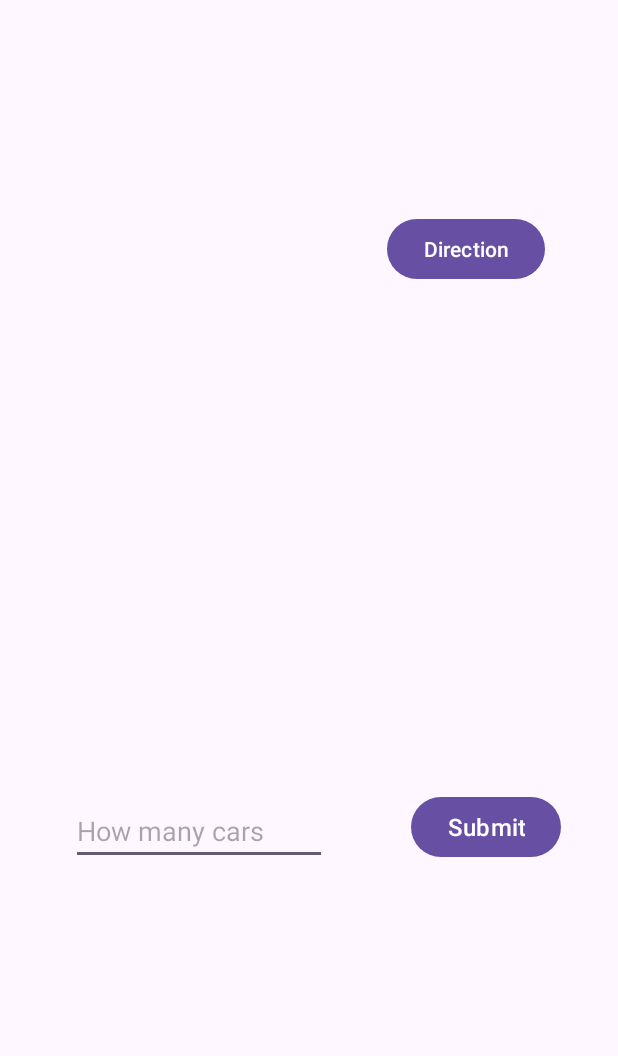
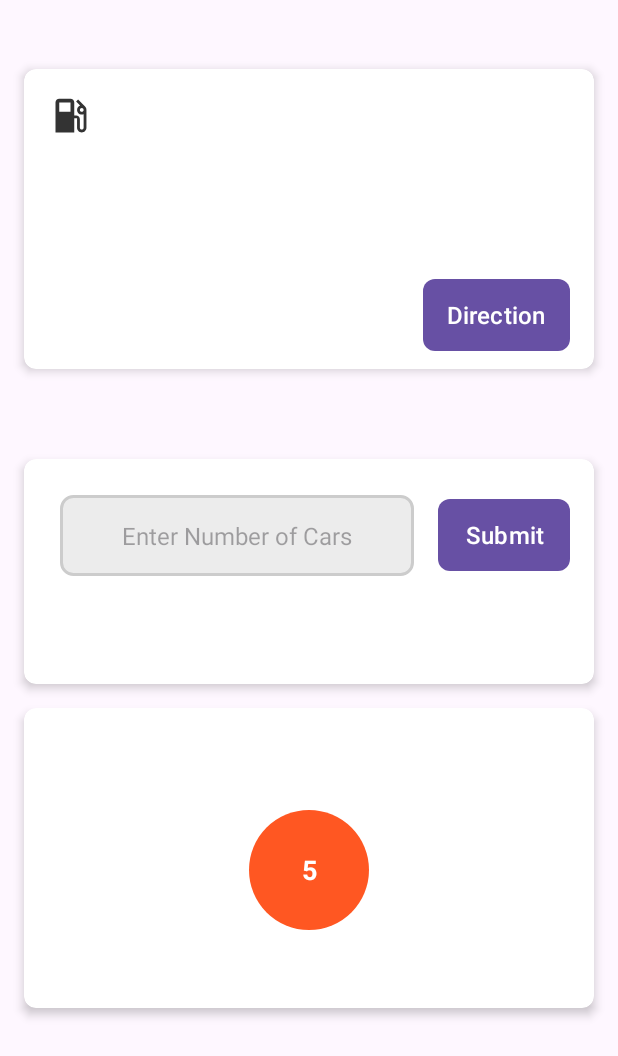
Before and after one commit to yeabb/GST, an Android app: the GasStationDetailsExpand screen opened directly, with no data from a screen before it, on a phone screen of 412 x 824 dp. Shown: the top 1056 px of the screen. Run offline under Robolectric (Android 15) with nearby library versions, the phone set to English and light mode, and no system bars; our stand-ins replace Firebase (no records; nobody signed in at launch, a user with empty details on screens opened directly); 1 statement that could not run was skipped.

Commit message:
Queue length reporter works

```diff
--- a/app/build.gradle.kts
+++ b/app/build.gradle.kts
@@ -54,6 +54,7 @@ dependencies {
     implementation("com.google.firebase:firebase-firestore-ktx:24.8.1")
     implementation(platform("com.google.firebase:firebase-bom:32.3.1"))
     implementation("com.google.firebase:firebase-analytics-ktx")
+    implementation("androidx.swiperefreshlayout:swiperefreshlayout:1.1.0")
     testImplementation("junit:junit:4.13.2")
     androidTestImplementation("androidx.test.ext:junit:1.1.5")
     androidTestImplementation("androidx.test.espresso:espresso-core:3.5.1")
--- a/app/src/main/java/com/example/gst/Gas.kt
+++ b/app/src/main/java/com/example/gst/Gas.kt
@@ -51,9 +51,14 @@ class Gas : Fragment() {
         adapter = GasStationAdapter(gasArrayList)
         gasRecyclerView.adapter = adapter
 
+
         adapter.onItemClickListener = { gasStation ->
             val intent = Intent(requireContext(), GasStationDetailsExpand::class.java)
 
+            // Retrieve the document ID associated with the gas station data
+            val gasStationId = gasStationsWithIds.find { it.second == gasStation }?.first
+
+            intent.putExtra("gasStationId", gasStationId) // Pass the document ID
             intent.putExtra("gasStationName", gasStation.gasStationName)
             intent.putExtra("gasStationAddress", gasStation.gasStationAddress)
             intent.putExtra("gasStationPhone", gasStation.gasStationPhone)
@@ -63,6 +68,9 @@ class Gas : Fragment() {
             startActivity(intent)
         }
     }
+
+    // Store the gas stations with their document IDs
+    private lateinit var gasStationsWithIds: MutableList<Pair<String, GasStationData>>
 
     private fun dataInitialize(userLocation: GeoPoint) {
         gasArrayList = arrayListOf<GasStationData>()
@@ -74,9 +82,16 @@ class Gas : Fragment() {
         collectionReference
             .get()
             .addOnSuccessListener { querySnapshot: QuerySnapshot? ->
+                gasStationsWithIds = mutableListOf()
+
                 querySnapshot?.documents?.forEach { documentSnapshot ->
                     val gasStation = documentSnapshot.toObject(GasStationData::class.java)
-                    gasStation?.let { gasArrayList.add(it) }
+
+                    if (gasStation != null) {
+                        val documentId = documentSnapshot.id
+                        gasStationsWithIds.add(Pair(documentId, gasStation))
+                        gasArrayList.add(gasStation)
+                    }
                 }
 
                 // Sort the gasArrayList by distance
@@ -89,7 +104,7 @@ class Gas : Fragment() {
             }
     }
 
-    //Using haversine formula to calculate the distance between user's location and gas station location
+    // Using haversine formula to calculate the distance between user's location and gas station location
     private fun calculateHaversineDistance(
         location1: GeoPoint,
         location2: GeoPoint
--- a/app/src/main/java/com/example/gst/GasStationAdapter.kt
+++ b/app/src/main/java/com/example/gst/GasStationAdapter.kt
@@ -7,27 +7,34 @@ import android.widget.TextView
 import androidx.recyclerview.widget.RecyclerView
 import com.google.android.material.imageview.ShapeableImageView
 
-
-class GasStationAdapter(private var gasStationsArr: ArrayList<GasStationData>) : RecyclerView.Adapter<GasStationAdapter.GasStationViewHolder>() {
+class GasStationAdapter(private var gasStationsArr: ArrayList<GasStationData>) :
+    RecyclerView.Adapter<GasStationAdapter.GasStationViewHolder>() {
 
     var onItemClickListener: ((GasStationData) -> Unit)? = null
+
     inner class GasStationViewHolder(itemView: View) : RecyclerView.ViewHolder(itemView) {
         val siGasStationImage: ShapeableImageView = itemView.findViewById(R.id.siGasStationImage)
         val tvGasStationName: TextView = itemView.findViewById(R.id.tvGasStationName)
+        val tvGasStationQueueLength: TextView = itemView.findViewById(R.id.tvGasStationQueueLength)
 
-        fun bind (gasStation: GasStationData) {
+        fun bind(gasStation: GasStationData) {
             siGasStationImage.setImageResource(R.drawable.ic_gas)
             tvGasStationName.text = gasStation.gasStationName
+
+            // Set the queue status text based on the data
+            val queueStatusText = gasStation.gasStationQueueLength
+            tvGasStationQueueLength.text = queueStatusText.toString()
 
             itemView.setOnClickListener {
                 onItemClickListener?.invoke(gasStation)
             }
         }
-
     }
 
+
     override fun onCreateViewHolder(parent: ViewGroup, viewType: Int): GasStationViewHolder {
-        val itemView = LayoutInflater.from(parent.context).inflate(R.layout.list_item_gas, parent, false)
+        val itemView = LayoutInflater.from(parent.context)
+            .inflate(R.layout.list_item_gas, parent, false)
         return GasStationViewHolder(itemView)
     }
 
@@ -39,7 +46,11 @@ class GasStationAdapter(private var gasStationsArr: ArrayList<GasStationData>) :
         val currentItem = gasStationsArr[position]
         holder.siGasStationImage.setImageResource(R.drawable.ic_gas)
         holder.tvGasStationName.text = currentItem.gasStationName
+
+        // Set the queue status text based on the data
+        val queueStatusText = currentItem.gasStationQueueLength
+        holder.tvGasStationQueueLength.text = queueStatusText.toString()
+
         holder.bind(currentItem)
     }
-
 }
--- a/app/src/main/java/com/example/gst/GasStationDetailsExpand.kt
+++ b/app/src/main/java/com/example/gst/GasStationDetailsExpand.kt
@@ -5,44 +5,59 @@ import android.net.Uri
 import android.os.Bundle
 import android.util.Log
 import android.widget.Button
+import android.widget.EditText
 import android.widget.TextView
 import android.widget.Toast
 import androidx.appcompat.app.AppCompatActivity
-
+import com.google.firebase.firestore.FirebaseFirestore
+import kotlin.collections.Map
 
 class GasStationDetailsExpand : AppCompatActivity() {
 
     private lateinit var btToGoogleMap: Button
     private lateinit var tvStationTitle: TextView
-    private lateinit var tvStationAddress: TextView
+    private lateinit var btReport: Button
+    private lateinit var etNumberOfCars: EditText
+    private lateinit var firestore: FirebaseFirestore
+
     override fun onCreate(savedInstanceState: Bundle?) {
         super.onCreate(savedInstanceState)
         setContentView(R.layout.activity_gas_station_details_expand)
 
+        firestore = FirebaseFirestore.getInstance()
 
+        btToGoogleMap = findViewById(R.id.btToGoogleMap)
+        tvStationTitle = findViewById(R.id.tvStationTitle)
+        btReport = findViewById(R.id.btReport)
+        etNumberOfCars = findViewById(R.id.etNumberOfCars)
+
+        val gasStationId = intent.getStringExtra("gasStationId").toString()
         val gasStationName = intent.getStringExtra("gasStationName")
-        val gasStationAddress = intent.getStringExtra("gasStationAddress")
         val gasStationPhone = intent.getStringExtra("gasStationPhone")
         val gasStationLatitude = intent.getDoubleExtra("gasStationLatitude", 0.0)
         val gasStationLongitude = intent.getDoubleExtra("gasStationLongitude", 0.0)
         val gasStationQueueLength = intent.getIntExtra("gasStationQueueLength", 0)
 
-
-        btToGoogleMap = findViewById(R.id.btToGoogleMap)
-        tvStationTitle = findViewById(R.id.tvStationTitle)
-        tvStationAddress = findViewById(R.id.tvStationAddress)
-
-
-        tvStationTitle.text = gasStationName
-        tvStationAddress.text = gasStationAddress
-
-
-
         btToGoogleMap.setOnClickListener {
-            Log.d("Button Click", "Button clicked!")
+            Log.d("GooglenMap Button Click", "Google map Button clicked!")
             openGoogleMapsDirections(gasStationLatitude, gasStationLongitude)
         }
 
+        btReport.setOnClickListener {
+            Log.d("Report Button click", "Report button clicked!")
+            val newQueueValString = etNumberOfCars.text.toString()
+
+            // Check if the input is empty or not
+            if (newQueueValString.isNotEmpty()) {
+                val newQueueVal = newQueueValString.toInt()
+                updateGasStationQueueLength(gasStationId, newQueueVal)
+            } else {
+                // Handle the case where the input is empty
+                Toast.makeText(this, "Please enter a valid number of cars.", Toast.LENGTH_SHORT).show()
+            }
+        }
+
+        tvStationTitle.text = gasStationName
     }
 
     fun openGoogleMapsDirections(latitude: Double, longitude: Double) {
@@ -57,8 +72,27 @@ class GasStationDetailsExpand : AppCompatActivity() {
             // Google Maps app is not installed, handle this case
             // We can open the web version of Google Maps or prompt the user to install the app.
             Toast.makeText(this, "Google Maps app is not installed", Toast.LENGTH_SHORT).show()
-
         }
     }
 
+    fun updateGasStationQueueLength(gasStationId: String, newQueueVal: Int) {
+        val data = hashMapOf(
+            "gasStationQueueLength" to newQueueVal
+        )
+
+        // Update the specific field in Firestore
+        firestore.collection("gas_stations")
+            .document(gasStationId)
+            .update(data as Map<String, Any>)
+            .addOnSuccessListener {
+                // Handle success
+                // The specific field has been successfully updated in Firestore
+                Toast.makeText(this, "Queue length updated successfully.", Toast.LENGTH_SHORT).show()
+            }
+            .addOnFailureListener { e ->
+                // Handle failure
+                // There was an error updating the specific field in Firestore
+                Toast.makeText(this, "Failed to update queue length: ${e.message}", Toast.LENGTH_SHORT).show()
+            }
+    }
 }
--- a/app/src/main/java/com/example/gst/MainActivity.kt
+++ b/app/src/main/java/com/example/gst/MainActivity.kt
@@ -1,4 +1,5 @@
 package com.example.gst
+
 
 import android.os.Bundle
 import androidx.appcompat.app.AppCompatActivity
--- /dev/null
+++ b/app/src/main/res/drawable/button_background.xml
@@ -0,0 +1,21 @@
+<!-- res/drawable/button_background.xml -->
+<selector xmlns:android="http://schemas.android.com/apk/res/android">
+    <item android:state_pressed="true">
+        <shape android:shape="rectangle">
+            <corners android:radius="8dp" />
+            <gradient
+                android:angle="90"
+                android:startColor="#FF5722"
+                android:endColor="#FF7043" />
+        </shape>
+    </item>
+    <item>
+        <shape android:shape="rectangle">
+            <corners android:radius="8dp" />
+            <gradient
+                android:angle="90"
+                android:startColor="#FF7043"
+                android:endColor="#FF5722" />
+        </shape>
+    </item>
+</selector>
--- /dev/null
+++ b/app/src/main/res/drawable/edittext_background.xml
@@ -0,0 +1,9 @@
+<!-- res/drawable/edittext_background.xml -->
+<shape xmlns:android="http://schemas.android.com/apk/res/android"
+    android:shape="rectangle">
+    <solid android:color="#ECECEC" />
+    <corners android:radius="8dp" />
+    <stroke
+        android:width="2dp"
+        android:color="#CCCCCC" />
+</shape>
--- a/app/src/main/res/layout/activity_gas_station_details_expand.xml
+++ b/app/src/main/res/layout/activity_gas_station_details_expand.xml
@@ -4,72 +4,151 @@
     xmlns:tools="http://schemas.android.com/tools"
     android:layout_width="match_parent"
     android:layout_height="match_parent"
+    android:layout_marginTop="30dp"
     tools:context=".GasStationDetailsExpand">
 
+    <!-- Gas Station Title and ImageView -->
+    <androidx.cardview.widget.CardView
+        android:id="@+id/cardViewTitle"
+        android:layout_width="0dp"
+        android:layout_height="200dp"
+        app:layout_constraintTop_toTopOf="parent"
+        app:layout_constraintStart_toStartOf="parent"
+        app:layout_constraintEnd_toEndOf="parent"
+        app:cardElevation="4dp"
+        app:cardCornerRadius="8dp"
+        android:layout_margin="16dp">
+
+        <LinearLayout
+            android:layout_width="match_parent"
+            android:layout_height="wrap_content"
+            android:orientation="horizontal"
+            android:padding="16dp">
+
+            <!-- ImageView on the left -->
+            <ImageView
+                android:id="@+id/ivGasStationIcon"
+                android:layout_width="30dp"
+                android:layout_height="30dp"
+                android:src="@drawable/ic_gas"
+                android:contentDescription="Gas Station Icon"/>
+
+            <!-- Gas Station Name TextView -->
             <TextView
                 android:id="@+id/tvStationTitle"
                 android:layout_width="wrap_content"
                 android:layout_height="wrap_content"
-        android:layout_marginTop="48dp"
-        android:text="This is the title"
-        android:textSize="16dp"
-        app:layout_constraintEnd_toEndOf="parent"
-        app:layout_constraintStart_toStartOf="parent"
-        app:layout_constraintTop_toTopOf="parent" />
+                android:text="Gas Station Name"
+                android:textSize="18sp"
+                android:textStyle="bold"
+                android:layout_marginStart="8dp"/>
 
-    <TextView
-        android:id="@+id/tvStationAddress"
-        android:layout_width="129dp"
-        android:layout_height="22dp"
-        android:layout_marginStart="70dp"
-        android:layout_marginTop="88dp"
-        android:layout_marginEnd="50dp"
-        android:text="This is the adress"
-        android:textSize="16dp"
-        app:layout_constraintEnd_toStartOf="@+id/btToGoogleMap"
-        app:layout_constraintHorizontal_bias="0.292"
-        app:layout_constraintStart_toStartOf="parent"
-        app:layout_constraintTop_toBottomOf="@+id/tvStationTitle" />
+
+        </LinearLayout>
 
         <Button
             android:id="@+id/btToGoogleMap"
             android:layout_width="wrap_content"
             android:layout_height="wrap_content"
-        android:layout_marginTop="72dp"
+            android:layout_marginBottom="12dp"
+            android:background="@drawable/button_background"
+            android:paddingStart="16dp"
+            android:paddingEnd="16dp"
             android:text="Direction"
+            android:textColor="#FFFFFF"
+            android:textSize="16sp"
+            app:layout_constraintTop_toBottomOf="@+id/tvStationAddress"
             app:layout_constraintEnd_toEndOf="parent"
-        app:layout_constraintHorizontal_bias="0.842"
+            android:layout_marginTop="16dp"
+            android:layout_marginEnd="16dp"
+            android:layout_gravity="end|bottom"/>
+
+
+
+    </androidx.cardview.widget.CardView>
+
+
+
+    <!-- User Input Section -->
+    <androidx.cardview.widget.CardView
+        android:id="@+id/cardViewUserInput"
+        android:layout_width="0dp"
+        android:layout_height="150dp"
+        app:layout_constraintTop_toBottomOf="@+id/cardViewTitle"
         app:layout_constraintStart_toStartOf="parent"
-        app:layout_constraintTop_toBottomOf="@+id/tvStationTitle" />
+        app:layout_constraintEnd_toEndOf="parent"
+        app:cardElevation="4dp"
+        app:cardCornerRadius="8dp"
+        android:layout_marginTop="60dp"
+        android:layout_marginBottom="16dp"
+        android:layout_marginStart="16dp"
+        android:layout_marginEnd="16dp">
+
+        <LinearLayout
+            android:layout_width="match_parent"
+            android:layout_height="wrap_content"
+            android:orientation="horizontal"
+            android:padding="16dp">
 
             <EditText
                 android:id="@+id/etNumberOfCars"
-        android:layout_width="wrap_content"
+                android:layout_width="0dp"
+                android:layout_weight="1"
                 android:layout_height="wrap_content"
-        android:layout_marginStart="32dp"
-        android:layout_marginTop="104dp"
-        android:ems="8"
-        android:hint="How many cars"
-        app:layout_constraintBottom_toBottomOf="parent"
-        app:layout_constraintEnd_toEndOf="parent"
-        app:layout_constraintEnd_toStartOf="@+id/btReport"
-        app:layout_constraintHorizontal_bias="0.218"
-        app:layout_constraintStart_toStartOf="parent"
-        app:layout_constraintTop_toBottomOf="@+id/tvStationAddress" />
+                android:hint="Enter Number of Cars"
+                android:padding="16dp"
+                android:inputType="number"
+                android:background="@drawable/edittext_background"
+                android:textColor="#333333"
+                android:textSize="16sp"
+                android:layout_margin="8dp"
+                android:layout_gravity="center"
+                android:gravity="center"
+                android:drawablePadding="8dp" />
 
+            <!-- Submit Button -->
             <Button
                 android:id="@+id/btReport"
                 android:layout_width="wrap_content"
                 android:layout_height="wrap_content"
-        android:layout_marginTop="88dp"
-        android:layout_marginEnd="32dp"
+                android:layout_gravity="end|center_vertical"
+                android:layout_marginStart="8dp"
+                android:background="@drawable/button_background"
+                android:paddingStart="16dp"
+                android:paddingEnd="16dp"
                 android:text="Submit"
-        android:textSize="16dp"
-        app:layout_constraintBottom_toBottomOf="parent"
-        app:layout_constraintEnd_toEndOf="parent"
-        app:layout_constraintHorizontal_bias="0.978"
-        app:layout_constraintStart_toStartOf="parent"
-        app:layout_constraintTop_toBottomOf="@+id/btToGoogleMap" />
+                android:textColor="#FFFFFF"
+                android:textSize="16sp" />
+
+        </LinearLayout>
+    </androidx.cardview.widget.CardView>
 
 
+    <androidx.cardview.widget.CardView
+        android:id="@+id/cardViewCarQueue"
+        android:layout_width="0dp"
+        android:layout_height="200dp"
+        app:layout_constraintTop_toBottomOf="@+id/cardViewUserInput"
+        app:layout_constraintStart_toStartOf="parent"
+        app:layout_constraintEnd_toEndOf="parent"
+        app:cardElevation="4dp"
+        app:cardCornerRadius="8dp"
+        android:layout_margin="16dp" >
+
+
+        <TextView
+            android:id="@+id/tvCustomerCarsServed"
+            android:layout_width="80dp"
+            android:layout_height="80dp"
+            android:layout_marginTop="8dp"
+            android:gravity="center"
+            android:text="5"
+            android:textSize="18sp"
+            android:textColor="#FFFFFF"
+            android:textStyle="bold"
+            android:background="@drawable/circular_background"
+            android:layout_gravity="center"/>
+
+    </androidx.cardview.widget.CardView>
+
 </androidx.constraintlayout.widget.ConstraintLayout>
--- a/app/src/main/res/layout/list_item_gas.xml
+++ b/app/src/main/res/layout/list_item_gas.xml
@@ -41,7 +41,7 @@
                 android:fontFamily="sans-serif-medium"/>
 
             <TextView
-                android:id="@+id/tvCustomerCarsServed"
+                android:id="@+id/tvGasStationQueueLength"
                 android:layout_width="32dp"
                 android:layout_height="32dp"
                 android:layout_marginTop="8dp"
```
Lines whose indentation alone changed are shown as unchanged.
